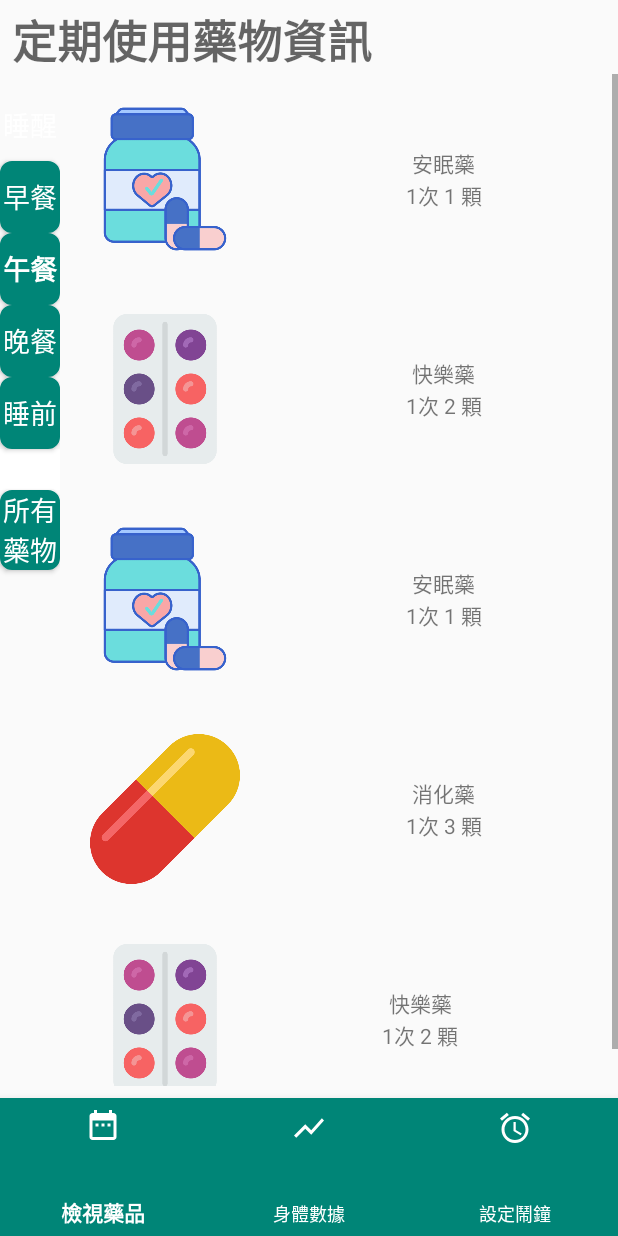
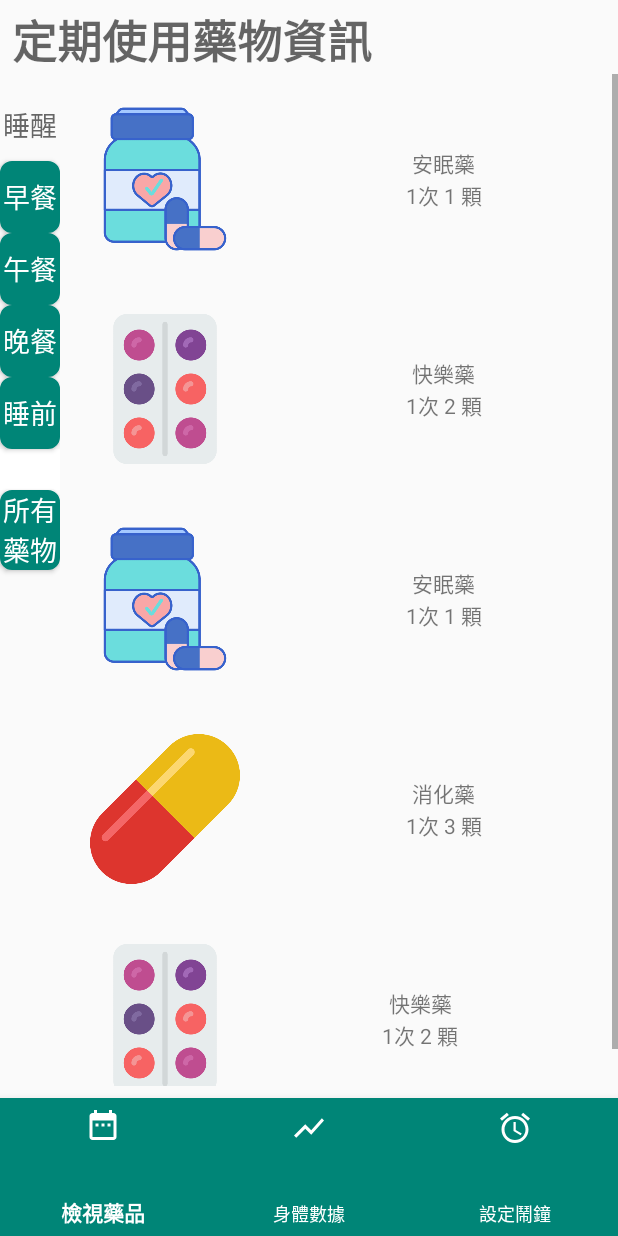
Before and after one commit to Xiao75896453/CodingXProject, an Android app: the PeriodDrugFragment screen opened directly, with no data from a screen before it, after a tap on "睡醒", on a phone screen of 412 x 824 dp. Run offline under Robolectric (Android 15) with nearby library versions, the phone set to English and light mode, and no system bars; libraries missing offline, so code that uses them is left out: lecho.lib.hellocharts; 66 statements that could not run were skipped.

Commit message:
改layout和新增數據的一些bug

```diff
--- a/app/src/main/java/com/example/codingxproject/MainFunctionsWithBottomBar/AddOrViewDataFragment.java
+++ b/app/src/main/java/com/example/codingxproject/MainFunctionsWithBottomBar/AddOrViewDataFragment.java
@@ -50,7 +50,8 @@ public class AddOrViewDataFragment extends Fragment {
     private int current_month = 9 - 1;
     private int current_day = 5 - 1;
     private int current_date = 19 - 1;
-    private int current_day_interval = 0;  //0~3
+    private int current_day_interval_HbA1c = 2;  //0~3
+    private int current_day_interval_BP_pulse = 2;  //0~3
     private int current_chart_position = 0;  //0:HbA1c ; 1:BP
     private int current_period_position = 0;  //0:day ; 1:week ; 2:month ; 3:6months
 
@@ -66,14 +67,14 @@ public class AddOrViewDataFragment extends Fragment {
     private int pulse_reference_min = 60;
 
 
-    //HbA1c_day
-    private int[] yAxisData_HbA1c_day = {83, 120, 100, 70};
-    //SBP_day
-    private int[] yAxisData_SBP_day = {110, 170, 111, 150};
-    //DBP_day
-    private int[] yAxisData_DBP_day = {83, 91, 84, 97};
-    //pulse_day
-    private int[] yAxisData_pulse_day = {83, 91, 84, 97};
+    //HbA1c_day_interval
+    private int[] yAxisData_HbA1c_day_interval = {83, 120, 100, 70};
+    //SBP_day_interval
+    private int[] yAxisData_SBP_day_interval = {110, 170, 111, 150};
+    //DBP_day_interval
+    private int[] yAxisData_DBP_day_interval = {83, 91, 84, 97};
+    //pulse_day_interval
+    private int[] yAxisData_pulse_day_interval = {83, 91, 84, 97};
 
 
     //HbA1c_week
@@ -103,6 +104,8 @@ public class AddOrViewDataFragment extends Fragment {
     //pulse_6months
     private int[] yAxisData_pulse_6months = {66,67,65,65,64,65};
 
+    public Button bHbAlc,bBP,bPulse,bAddData;
+
     @Nullable
     @Override
     public View onCreateView(@NonNull LayoutInflater inflater, @Nullable ViewGroup container, @Nullable Bundle savedInstanceState) {
@@ -113,11 +116,16 @@ public class AddOrViewDataFragment extends Fragment {
     @Override
     public void onActivityCreated(@Nullable Bundle savedInstanceState) {
         super.onActivityCreated(savedInstanceState);
+        bHbAlc=getView().findViewById(R.id.HbA1c);
+        bBP=getView().findViewById(R.id.BP);
+        bPulse=getView().findViewById(R.id.pulse);
+        bAddData=getView().findViewById(R.id.add_data);
         //set buttons color
-        getView().findViewById(R.id.HbA1c).setBackgroundColor(Color.parseColor("#A9A9A9"));
-        getView().findViewById(R.id.BP).setBackgroundColor(Color.parseColor("#F5F5F5"));
-        getView().findViewById(R.id.pulse).setBackgroundColor(Color.parseColor("#F5F5F5"));
-        getView().findViewById(R.id.add_data).setBackgroundColor(Color.parseColor("#F5F5F5"));
+//        getView().findViewById(R.id.HbA1c).setBackgroundColor(Color.parseColor("#A9A9A9"));
+//        getView().findViewById(R.id.BP).setBackgroundColor(Color.parseColor("#F5F5F5"));
+//        getView().findViewById(R.id.pulse).setBackgroundColor(Color.parseColor("#F5F5F5"));
+//        getView().findViewById(R.id.add_data).setBackgroundColor(Color.parseColor("#F5F5F5"));
+        setAllButtonColor();
 
         Spinner spinner = null;
         spinner = set_spinner(spinner);
@@ -134,9 +142,8 @@ public class AddOrViewDataFragment extends Fragment {
                 Button button = (Button) getView().findViewById(R.id.add_data);
 
                 if (view.getId() == R.id.HbA1c) {
-                    getView().findViewById(R.id.HbA1c).setBackgroundColor(Color.parseColor("#A9A9A9"));
-                    getView().findViewById(R.id.BP).setBackgroundColor(Color.parseColor("#F5F5F5"));
-                    getView().findViewById(R.id.pulse).setBackgroundColor(Color.parseColor("#F5F5F5"));
+                    setAllButtonColor();
+                    setButtonClickedColor(bHbAlc);
                     is_choose_HbA1c = true;
                     is_choose_BP = false;
                     is_choose_pulse = false;
@@ -144,36 +151,37 @@ public class AddOrViewDataFragment extends Fragment {
                     set_chart(current_chart_position, current_period_position);
                     button.setText("新增血糖數據");
 
-                } else if (view.getId() == R.id.BP) {
-                    getView().findViewById(R.id.HbA1c).setBackgroundColor(Color.parseColor("#F5F5F5"));
-                    getView().findViewById(R.id.BP).setBackgroundColor(Color.parseColor("#A9A9A9"));
-                    getView().findViewById(R.id.pulse).setBackgroundColor(Color.parseColor("#F5F5F5"));
+                }
+
+                else if (view.getId() == R.id.BP) {
+                    setAllButtonColor();
+                    setButtonClickedColor(bBP);
                     is_choose_HbA1c = false;
                     is_choose_BP = true;
                     is_choose_pulse = false;
                     current_chart_position = 1;
                     set_chart(current_chart_position, current_period_position);
-                    button.setText("新增血壓數據");
-                } else if (view.getId() == R.id.pulse) {
-                    getView().findViewById(R.id.HbA1c).setBackgroundColor(Color.parseColor("#F5F5F5"));
-                    getView().findViewById(R.id.BP).setBackgroundColor(Color.parseColor("#F5F5F5"));
-                    getView().findViewById(R.id.pulse).setBackgroundColor(Color.parseColor("#A9A9A9"));
+                    button.setText("新增血壓、脈搏數據");
+                }
+
+                else if (view.getId() == R.id.pulse) {
+                    setAllButtonColor();
+                    setButtonClickedColor(bPulse);
                     is_choose_HbA1c = false;
                     is_choose_BP = false;
                     is_choose_pulse = true;
                     current_chart_position = 2;
                     set_chart(current_chart_position, current_period_position);
-                    button.setText("新增脈搏數據");
-                } else if (view.getId() == R.id.add_data) {
+                    button.setText("新增血壓、脈搏數據");
+                }
+
+                else if (view.getId() == R.id.add_data) {
                     if (is_choose_HbA1c == true)
-                        intent = new Intent(getActivity(), DataRecord_BloodSugar.class);
+                        startActivityForResult(new Intent(getActivity(), DataRecord_BloodSugar.class), 0);
                     else if (is_choose_BP == true)
-                        intent = new Intent(getActivity(), DataRecord_BloodPressure_SBP.class);
+                        startActivityForResult(new Intent(getActivity(), DataRecord_BloodPressure_SBP.class), 1);
                     else if (is_choose_pulse == true)
-                        intent = new Intent(getActivity(), DataRecord_BloodPressure_SBP.class);
-
-                    intent.addFlags(Intent.FLAG_ACTIVITY_NEW_TASK);
-                    getActivity().startActivity(intent);
+                        startActivityForResult(new Intent(getActivity(), DataRecord_BloodPressure_SBP.class), 1);
                 }
             }
         };
@@ -182,6 +190,24 @@ public class AddOrViewDataFragment extends Fragment {
         getView().findViewById(R.id.pulse).setOnClickListener(listener);
         getView().findViewById(R.id.add_data).setOnClickListener(listener);
     }
+
+    public void setAllButtonColor(){
+        bHbAlc.setBackgroundDrawable(getResources().getDrawable(R.drawable.my_button));
+        bHbAlc.setTextColor(getResources().getColor(R.color.white));
+        bBP.setBackgroundDrawable(getResources().getDrawable(R.drawable.my_button));
+        bBP.setTextColor(getResources().getColor(R.color.white));
+        bPulse.setBackgroundDrawable(getResources().getDrawable(R.drawable.my_button));
+        bPulse.setTextColor(getResources().getColor(R.color.white));
+        bAddData.setBackgroundDrawable(getResources().getDrawable(R.drawable.my_button));
+        bAddData.setTextColor(getResources().getColor(R.color.white));
+    }
+
+    public void setButtonClickedColor(Button b){
+//        b.setBackgroundDrawable(getResources().getDrawable(R.drawable.my_button));
+        b.setBackgroundColor(getResources().getColor(R.color.transparent));
+        b.setTextColor(getResources().getColor(R.color.colorPrimary));
+    }
+
 
     //    public Button bRecordBloodSugar,bRecordBloodPressure,bViewRecord;
 //    @Nullable
@@ -215,6 +241,17 @@ public class AddOrViewDataFragment extends Fragment {
 //        bRecordBloodPressure.setOnClickListener(listener);
 //        bViewRecord.setOnClickListener(listener);
 //    }
+    @Override
+    public void onActivityResult(int requestCode, int resultCode, Intent data) {
+        if(requestCode == 0)  //HbA1c輸入數據
+        {
+            int result = data.getExtras().getInt("result");  //得到新Activity關閉後返回的數據
+            yAxisData_HbA1c_day_interval[current_day_interval_HbA1c] = result;
+            current_day_interval_HbA1c++;
+            set_chart(0,0);
+        }
+    }
+
     public Spinner set_spinner(Spinner sp) {
         Spinner spinner = sp;
         spinner = (Spinner) getView().findViewById(R.id.spinner);
@@ -322,66 +359,76 @@ public class AddOrViewDataFragment extends Fragment {
         int yAxisData_min = 0;
 
         if (position == 0) {
-            current = current_day_interval;
+
+            String[] xAxisData_day_interval = {"morning", "noon", "evening", "night"};
+            xAxisData = xAxisData_day_interval;
 
 
-            String[] xAxisData_day = {"morning", "noon", "evening", "night"};
-            xAxisData = xAxisData_day;
+            if(chart_index == 0) {
+                current = current_day_interval_HbA1c;
+
+                //HbA1c_day_interval
+                yAxisData_HbA1c = yAxisData_HbA1c_day_interval;
+                //HbA1c warning
+                int[] yAxisData_HbA1c_warning_day_interval = new int[4];
+                for (int i = 0; i < 4; i++)
+                    if ((yAxisData_HbA1c_day_interval[i] > HbA1c_reference_max || yAxisData_HbA1c_day_interval[i] < HbA1c_reference_min) && i < current)
+                        yAxisData_HbA1c_warning_day_interval[i] = yAxisData_HbA1c_day_interval[i];
+                    else
+                        yAxisData_HbA1c_warning_day_interval[i] = infinity;  //還沒紀錄的點
+                yAxisData_HbA1c_warning = yAxisData_HbA1c_warning_day_interval;
+            }
+
+            else if(chart_index == 1) {
+                current = current_day_interval_BP_pulse;
+
+                //SBP_day_interval
+                yAxisData_SBP = yAxisData_SBP_day_interval;
+                //SBP warning
+                int[] yAxisData_SBP_warning_day_interval = new int[4];
+                for (int i = 0; i < 4; i++)
+                    if ((yAxisData_SBP_day_interval[i] > SBP_reference_max || yAxisData_SBP_day_interval[i] < SBP_reference_min) && i < current)
+                        yAxisData_SBP_warning_day_interval[i] = yAxisData_SBP_day_interval[i];
+                    else
+                        yAxisData_SBP_warning_day_interval[i] = infinity;
+                yAxisData_SBP_warning = yAxisData_SBP_warning_day_interval;
 
 
-            //HbA1c_day
-            yAxisData_HbA1c = yAxisData_HbA1c_day;
-            //HbA1c warning
-            int[] yAxisData_HbA1c_warning_day = new int[4];
-            for (int i = 0; i < 4; i++)
-                if ((yAxisData_HbA1c_day[i] > HbA1c_reference_max || yAxisData_HbA1c_day[i] <HbA1c_reference_min) && i < current)
-                    yAxisData_HbA1c_warning_day[i] = yAxisData_HbA1c_day[i];
-                else
-                    yAxisData_HbA1c_warning_day[i] = infinity;  //還沒紀錄的點
-            yAxisData_HbA1c_warning = yAxisData_HbA1c_warning_day;
+                //DBP_day_interval
+                yAxisData_DBP = yAxisData_DBP_day_interval;
+                //DBP warning
+                int[] yAxisData_DBP_warning_day_interval = new int[4];
+                for (int i = 0; i < 4; i++)
+                    if ((yAxisData_DBP_day_interval[i] > DBP_reference_max || yAxisData_DBP_day_interval[i] < DBP_reference_min) && i < current)
+                        yAxisData_DBP_warning_day_interval[i] = yAxisData_DBP_day_interval[i];
+                    else
+                        yAxisData_DBP_warning_day_interval[i] = infinity;
+                yAxisData_DBP_warning = yAxisData_DBP_warning_day_interval;
+            }
 
+            else if(chart_index == 2) {
+                current = current_day_interval_BP_pulse;
 
-            //SBP_day
-            yAxisData_SBP = yAxisData_SBP_day;
-            //SBP warning
-            int[] yAxisData_SBP_warning_day = new int[4];
-            for (int i = 0; i < 4; i++)
-                if ((yAxisData_SBP_day[i] > SBP_reference_max || yAxisData_SBP_day[i] < SBP_reference_min) && i < current)
-                    yAxisData_SBP_warning_day[i] = yAxisData_SBP_day[i];
-                else
-                    yAxisData_SBP_warning_day[i] = infinity;
-            yAxisData_SBP_warning = yAxisData_SBP_warning_day;
-
-
-            //DBP_day
-            yAxisData_DBP = yAxisData_DBP_day;
-            //DBP warning
-            int[] yAxisData_DBP_warning_day = new int[4];
-            for (int i = 0; i < 4; i++)
-                if ((yAxisData_DBP_day[i] > DBP_reference_max || yAxisData_DBP_day[i] < DBP_reference_min) && i < current)
-                    yAxisData_DBP_warning_day[i] = yAxisData_DBP_day[i];
-                else
-                    yAxisData_DBP_warning_day[i] = infinity;
-            yAxisData_DBP_warning = yAxisData_DBP_warning_day;
-
-
-            //pulse_day
-            yAxisData_pulse = yAxisData_pulse_day;
-            //pulse warning
-            int[] yAxisData_pulse_warning_day = new int[4];
-            for (int i = 0; i < 4; i++)
-                if ((yAxisData_pulse_day[i] > pulse_reference_max || yAxisData_pulse_day[i] < pulse_reference_min) && i < current)
-                    yAxisData_pulse_warning_day[i] = yAxisData_pulse_day[i];
-                else
-                    yAxisData_pulse_warning_day[i] = infinity;  //還沒紀錄的點
-            yAxisData_pulse_warning = yAxisData_pulse_warning_day;
+                //pulse_day_interval
+                yAxisData_pulse = yAxisData_pulse_day_interval;
+                //pulse warning
+                int[] yAxisData_pulse_warning_day_interval = new int[4];
+                for (int i = 0; i < 4; i++)
+                    if ((yAxisData_pulse_day_interval[i] > pulse_reference_max || yAxisData_pulse_day_interval[i] < pulse_reference_min) && i < current)
+                        yAxisData_pulse_warning_day_interval[i] = yAxisData_pulse_day_interval[i];
+                    else
+                        yAxisData_pulse_warning_day_interval[i] = infinity;  //還沒紀錄的點
+                yAxisData_pulse_warning = yAxisData_pulse_warning_day_interval;
+            }
         }
 
         if (position == 1) {
             current = current_day;
 
+
             String[] xAxisData_week = {"Mon", "Tue", "Wed", "Thr", "Fri", "Sat", "Sun"};
             xAxisData = xAxisData_week;
+
 
             //HbA1c_week
             yAxisData_HbA1c = yAxisData_HbA1c_week;
@@ -394,6 +441,7 @@ public class AddOrViewDataFragment extends Fragment {
                     yAxisData_HbA1c_warning_week[i] = infinity;
             yAxisData_HbA1c_warning = yAxisData_HbA1c_warning_week;
 
+
             //SBP_week
             yAxisData_SBP = yAxisData_SBP_week;
             //SBP warning
@@ -405,6 +453,7 @@ public class AddOrViewDataFragment extends Fragment {
                     yAxisData_warning_week[i] = infinity;
             yAxisData_SBP_warning = yAxisData_warning_week;
 
+
             //DBP_week
             yAxisData_DBP = yAxisData_DBP_week;
             //DBP warning
@@ -415,6 +464,7 @@ public class AddOrViewDataFragment extends Fragment {
                 else
                     yAxisData_DBP_warning_week[i] = infinity;
             yAxisData_DBP_warning = yAxisData_DBP_warning_week;
+
 
             //pulse_week
             yAxisData_pulse = yAxisData_pulse_week;
@@ -431,10 +481,12 @@ public class AddOrViewDataFragment extends Fragment {
         if (position == 2) {
             current = current_date;
 
+
             String[] xAxisData_month = new String[30];
             for (int i = 0; i < 30; i++)
                 xAxisData_month[i] = Integer.toString(i + 1);
             xAxisData = xAxisData_month;
+
 
             //HbA1c_month
             yAxisData_HbA1c = yAxisData_HbA1c_month;
@@ -447,6 +499,7 @@ public class AddOrViewDataFragment extends Fragment {
                     yAxisData_HbA1c_warning_month[i] = infinity;
             yAxisData_HbA1c_warning = yAxisData_HbA1c_warning_month;
 
+
             //SBP_month
             yAxisData_SBP = yAxisData_SBP_month;
             //SBP warning
@@ -458,6 +511,7 @@ public class AddOrViewDataFragment extends Fragment {
                     yAxisData_warning_month[i] = infinity;
             yAxisData_SBP_warning = yAxisData_warning_month;
 
+
             //DBP_month
             yAxisData_DBP = yAxisData_DBP_month;
             //DBP warning
@@ -468,6 +522,7 @@ public class AddOrViewDataFragment extends Fragment {
                 else
                     yAxisData_DBP_warning_month[i] = infinity;
             yAxisData_DBP_warning = yAxisData_DBP_warning_month;
+
 
             //pulse_month
             yAxisData_pulse = yAxisData_pulse_month;
@@ -484,6 +539,7 @@ public class AddOrViewDataFragment extends Fragment {
         if (position == 3) {
             current = 6;
 
+
             //調整為當月起的前6月
             String[] xAxisData_6months = new String[6];
             int month_pos = current_month - 5;
@@ -497,6 +553,7 @@ public class AddOrViewDataFragment extends Fragment {
             }
             xAxisData = xAxisData_6months;
 
+
             //HbA1c_6months
             yAxisData_HbA1c = yAxisData_HbA1c_6months;
             //HbA1c warning
@@ -507,6 +564,7 @@ public class AddOrViewDataFragment extends Fragment {
                 else
                     yAxisData_HbA1c_warning_6months[i] = infinity;
             yAxisData_HbA1c_warning = yAxisData_HbA1c_warning_6months;
+
 
             //SBP_6months
             yAxisData_SBP = yAxisData_SBP_6months;
@@ -519,6 +577,7 @@ public class AddOrViewDataFragment extends Fragment {
                     yAxisData_warning_6months[i] = infinity;
             yAxisData_SBP_warning = yAxisData_warning_6months;
 
+
             //DBP_6months
             yAxisData_DBP = yAxisData_DBP_6months;
             //DBP warning
@@ -529,6 +588,7 @@ public class AddOrViewDataFragment extends Fragment {
                 else
                     yAxisData_DBP_warning_6months[i] = infinity;
             yAxisData_DBP_warning = yAxisData_DBP_warning_6months;
+
 
             //pulse_6months
             yAxisData_pulse = yAxisData_pulse_6months;
@@ -765,6 +825,7 @@ public class AddOrViewDataFragment extends Fragment {
         yAxis.setTextSize(16);
         data.setAxisYLeft(yAxis);
 
+
         Viewport viewport = new Viewport(lineChartView.getMaximumViewport());
 
         //縱向排版
--- a/app/src/main/java/com/example/codingxproject/MainFunctionsWithBottomBar/PeriodDrugFragment.java
+++ b/app/src/main/java/com/example/codingxproject/MainFunctionsWithBottomBar/PeriodDrugFragment.java
@@ -121,6 +121,6 @@ public class PeriodDrugFragment extends Fragment {
     }
     public void setButtonClickedUI(Button b){
         b.setBackgroundColor(getResources().getColor(R.color.transparent));
-        b.setTextColor(getResources().getColor(R.color.white));
+        b.setTextColor(getResources().getColor(R.color.Gray));
     }
 }
--- a/app/src/main/res/layout/activity_data_record_blood_sugar.xml
+++ b/app/src/main/res/layout/activity_data_record_blood_sugar.xml
@@ -5,6 +5,7 @@
     android:layout_width="match_parent"
     android:layout_height="match_parent"
     android:weightSum="5"
+    android:padding="5dp"
     tools:context=".DataRecord.DataRecord_BloodSugar"
     android:orientation="vertical">
 
--- a/app/src/main/res/layout/activity_data_record_heartbeat.xml
+++ b/app/src/main/res/layout/activity_data_record_heartbeat.xml
@@ -6,6 +6,7 @@
     android:layout_height="match_parent"
     android:weightSum="4.5"
     android:orientation="vertical"
+    android:padding="5dp"
     tools:context=".DataRecord.DataRecord_Heartbeat">
 
     <LinearLayout
--- a/app/src/main/res/layout/activity_login.xml
+++ b/app/src/main/res/layout/activity_login.xml
@@ -35,6 +35,9 @@
         android:layout_height="wrap_content"
         android:layout_below="@id/etPassword"
         android:layout_centerHorizontal="true"
+        android:background="@drawable/my_button"
+        android:textColor="@color/white"
+        android:textSize="25dp"
         android:text="LOGIN" />
 
     <TextView
--- a/app/src/main/res/layout/activity_register.xml
+++ b/app/src/main/res/layout/activity_register.xml
@@ -45,5 +45,8 @@
         android:layout_height="wrap_content"
         android:layout_below="@+id/etPassword"
         android:layout_centerHorizontal="true"
-        android:text="Register" />
+        android:text="Register"
+        android:background="@drawable/my_button"
+        android:textColor="@color/white"
+        android:textSize="25dp"/>
 </RelativeLayout>
--- a/app/src/main/res/layout/fragment_period_drug.xml
+++ b/app/src/main/res/layout/fragment_period_drug.xml
@@ -44,8 +44,7 @@
                     android:layout_marginTop="10dp"
                     android:text="@string/getup"
                     android:textAppearance="@style/TextAppearance.AppCompat.Medium"
-                    app:layout_constraintStart_toStartOf="@id/title"
-                    app:layout_constraintTop_toTopOf="@id/title" />
+                     />
 
                 <Button
                     android:id="@+id/breakfast_btm"
@@ -54,8 +53,7 @@
                     android:layout_marginTop="0dp"
                     android:text="@string/breakfast"
                     android:textAppearance="@style/TextAppearance.AppCompat.Medium"
-                    app:layout_constraintStart_toStartOf="@id/title"
-                    app:layout_constraintTop_toTopOf="@id/title" />
+                    />
 
                 <Button
                     android:id="@+id/lunch_btm"
@@ -63,10 +61,7 @@
                     android:layout_height="wrap_content"
                     android:layout_marginTop="0dp"
                     android:text="@string/lunch"
-                    android:textAppearance="@style/TextAppearance.AppCompat.Medium"
-                    android:textStyle="bold"
-                    app:layout_constraintStart_toStartOf="@id/title"
-                    app:layout_constraintTop_toTopOf="@id/title" />
+                    android:textAppearance="@style/TextAppearance.AppCompat.Medium" />
 
                 <Button
                     android:id="@+id/dinner_btm"
@@ -74,9 +69,7 @@
                     android:layout_height="wrap_content"
                     android:layout_marginTop="0dp"
                     android:text="@string/dinner"
-                    android:textAppearance="@style/TextAppearance.AppCompat.Medium"
-                    app:layout_constraintStart_toStartOf="@id/title"
-                    app:layout_constraintTop_toTopOf="@id/title" />
+                    android:textAppearance="@style/TextAppearance.AppCompat.Medium" />
 
                 <Button
                     android:id="@+id/night_btm"
@@ -84,9 +77,7 @@
                     android:layout_height="wrap_content"
                     android:layout_marginTop="0dp"
                     android:text="@string/sleep"
-                    android:textAppearance="@style/TextAppearance.AppCompat.Medium"
-                    app:layout_constraintStart_toStartOf="@id/title"
-                    app:layout_constraintTop_toTopOf="@id/title" />
+                    android:textAppearance="@style/TextAppearance.AppCompat.Medium" />
 
                 <TextView
                     android:id="@+id/space"
@@ -96,9 +87,7 @@
                     android:text="@string/sleep"
                     android:textAppearance="@style/TextAppearance.AppCompat.Medium"
                     android:background="@color/white"
-                    android:textColor="@color/white"
-                    app:layout_constraintStart_toStartOf="@id/title"
-                    app:layout_constraintTop_toTopOf="@id/title" />
+                    android:textColor="@color/white" />
 
                 <Button
                     android:id="@+id/bTotalDrug"
@@ -108,9 +97,7 @@
                     android:background="@drawable/my_button"
                     android:textColor="@color/white"
                     android:text="所有藥物"
-                    android:textAppearance="@style/TextAppearance.AppCompat.Medium"
-                    app:layout_constraintStart_toStartOf="@id/title"
-                    app:layout_constraintTop_toTopOf="@id/title" />
+                    android:textAppearance="@style/TextAppearance.AppCompat.Medium" />
 
             </LinearLayout>
 
```
Also changed, not shown: app/src/main/java/com/example/codingxproject/DataRecord/DataRecord_BloodPressure_DBP.java (+15 -0 lines), app/src/main/java/com/example/codingxproject/DataRecord/DataRecord_BloodPressure_SBP.java (+14 -0 lines), app/src/main/java/com/example/codingxproject/DataRecord/DataRecord_BloodSugar.java (+24 -13 lines), app/src/main/res/layout/activity_data_review.xml (+23 -4 lines), app/src/main/res/layout/activity_remind_drug_get.xml (+6 -2 lines), app/src/main/res/layout/activity_remind_record.xml (+6 -2 lines), app/src/main/res/layout/activity_remind_take_medicine.xml (+6 -2 lines), app/src/main/res/layout/fragment_add_data.xml (+39 -47 lines).
